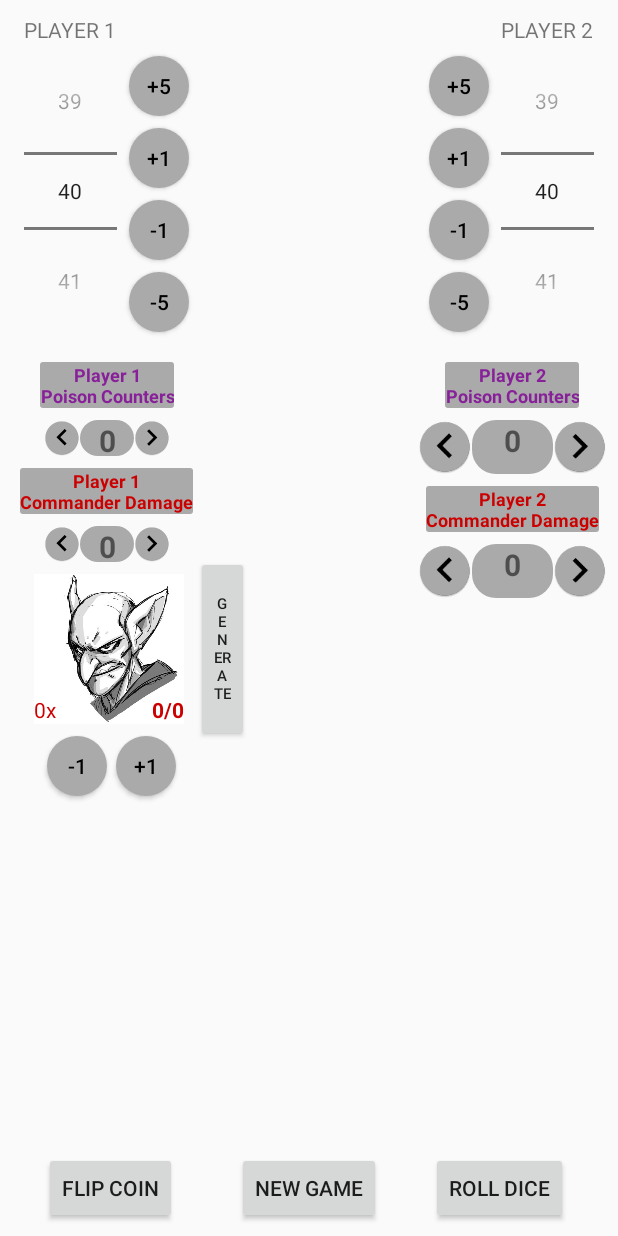
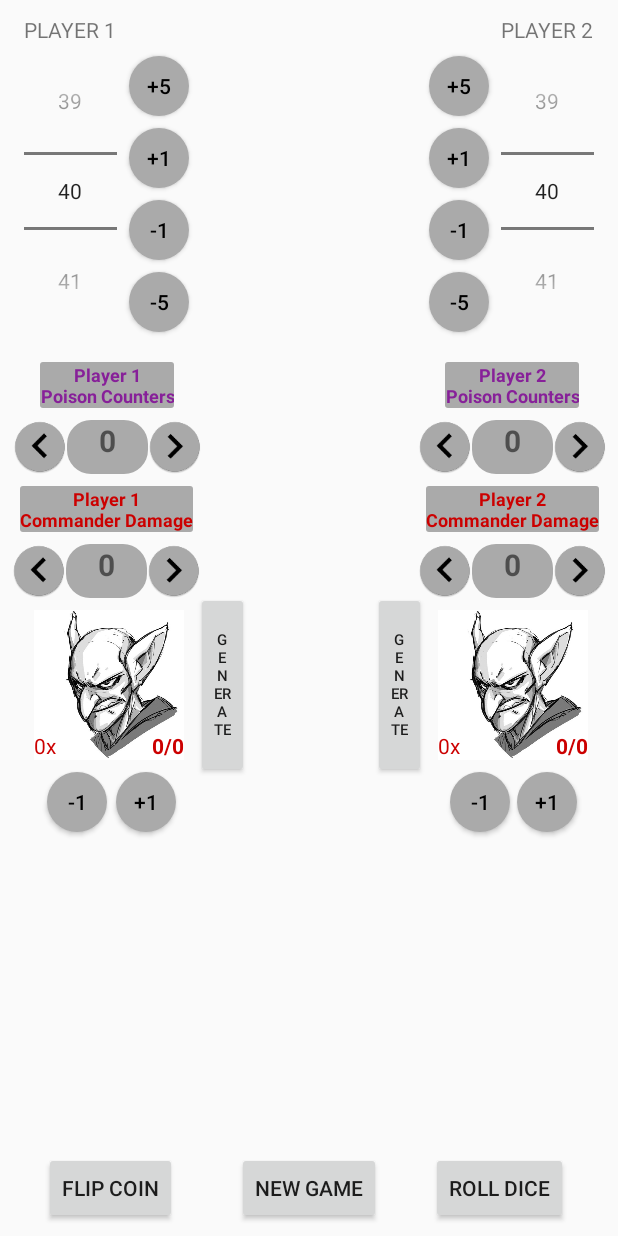
Before and after one commit to adiavishalom/AdisMTGLifeCounter, an Android app: the screen it shows after launch (MainActivity), on a phone screen of 412 x 824 dp. Run offline under Robolectric (Android 15) with nearby library versions, the phone set to English and light mode, and no system bars.

Commit message:
Manual Token Generation Finished

```diff
--- a/app/build.gradle
+++ b/app/build.gradle
@@ -14,8 +14,8 @@ android {
         applicationId "com.adiavishalom.adismtglifecounter"
         minSdkVersion 17
         targetSdkVersion 28
-        versionCode 2
-        versionName "1.0.1"
+        versionCode 3
+        versionName "1.0.2"
         testInstrumentationRunner "android.support.test.runner.AndroidJUnitRunner"
         signingConfig signingConfigs.config
     }
--- a/app/src/main/java/com/adiavishalom/adismtglifecounter/MainActivity.java
+++ b/app/src/main/java/com/adiavishalom/adismtglifecounter/MainActivity.java
@@ -35,10 +35,16 @@ public class MainActivity
     private TextView player1Poison, player2Poison;
     private ImageView player1CommanderLeft, player1CommanderRight, player2CommanderLeft, player2CommanderRight;
     private TextView player1Commander, player2Commander;
-    private TextView tokenCount, tokenStats;
-    private Button tokenChange, tokenOneUp, tokenOneDown;
-    private ImageView tokenImage;
-    private int tokenCountNumber;
+    private TextView player1TokenCount, player1TokenStats;
+    private Button player1TokenChange, player1TokenOneUp, player1TokenOneDown;
+    private ImageView tokenImage1;
+    private int player1TokenCountNumber;
+    public int playerNumber;
+    private TextView player2TokenCount, player2TokenStats;
+    private Button player2TokenChange, player2TokenOneUp, player2TokenOneDown;
+    private ImageView tokenImage2;
+    private int player2TokenCountNumber;
+
 
 
 
@@ -97,14 +103,23 @@ public class MainActivity
         player2CommanderLeft = findViewById(R.id.player2CommanderLeft);
         player2CommanderRight = findViewById(R.id.player2CommanderRight);
 
-        tokenCount = findViewById(R.id.tokenCount);
-        tokenCountNumber = 0;
-        tokenStats = findViewById(R.id.tokenStats);
-        tokenChange= findViewById(R.id.tokenChange);
-        tokenImage = findViewById(R.id.tokenImage);
-        tokenImage.setImageResource(R.drawable.token_goblin);
-        tokenOneUp= findViewById(R.id.tokenOneUp);
-        tokenOneDown=findViewById(R.id.tokenOneDown);
+        player1TokenCount = findViewById(R.id.player1TokenCount);
+        player1TokenCountNumber = 0;
+        player1TokenStats = findViewById(R.id.player1TokenStats);
+        player1TokenChange= findViewById(R.id.player1TokenChange);
+        tokenImage1 = findViewById(R.id.tokenImage1);
+        tokenImage1.setImageResource(R.drawable.token_goblin);
+        player1TokenOneUp= findViewById(R.id.player1TokenOneUp);
+        player1TokenOneDown=findViewById(R.id.player1TokenOneDown);
+
+        player2TokenCount = findViewById(R.id.player2TokenCount);
+        player2TokenCountNumber = 0;
+        player2TokenStats = findViewById(R.id.player2TokenStats);
+        player2TokenChange= findViewById(R.id.player2TokenChange);
+        tokenImage2 = findViewById(R.id.tokenImage2);
+        tokenImage2.setImageResource(R.drawable.token_goblin);
+        player2TokenOneUp= findViewById(R.id.player2TokenOneUp);
+        player2TokenOneDown=findViewById(R.id.player2TokenOneDown);
 
 
 
@@ -119,8 +134,8 @@ public class MainActivity
                 player2Poison.setText("0");
                 player1Commander.setText("0");
                 player2Commander.setText("0");
-                tokenCount.setText("0x");
-                tokenStats.setText("0/0");
+                player1TokenCount.setText("0x");
+                player1TokenStats.setText("0/0");
             }
         });
 
@@ -196,26 +211,27 @@ public class MainActivity
 
         //Commander Damage End
         //Token Buttons Start
-        tokenChange.setOnClickListener(new View.OnClickListener() {
+        player1TokenChange.setOnClickListener(new View.OnClickListener() {
             @Override
             public void onClick(View v) {
+                playerNumber = 1;
                 openTokenOptions();
             }
         });
 
-        tokenOneUp.setOnClickListener(new View.OnClickListener() {
+        player1TokenOneUp.setOnClickListener(new View.OnClickListener() {
             @Override
             public void onClick(View v) {
-                tokenCountNumber = CounterCheck(tokenCountNumber+1, 99, 0);
-                tokenCount.setText((tokenCountNumber) + "x");
+                player1TokenCountNumber = CounterCheck(player1TokenCountNumber+1, 99, 0);
+                player1TokenCount.setText((player1TokenCountNumber) + "x");
             }
         });
 
-        tokenOneDown.setOnClickListener(new View.OnClickListener() {
+        player1TokenOneDown.setOnClickListener(new View.OnClickListener() {
             @Override
             public void onClick(View v) {
-                tokenCountNumber = CounterCheck(tokenCountNumber-1, 99, 0);
-                tokenCount.setText((tokenCountNumber) + "x");
+                player1TokenCountNumber = CounterCheck(player1TokenCountNumber-1, 99, 0);
+                player1TokenCount.setText((player1TokenCountNumber) + "x");
             }
         });
         //PLAYER 1 BUTTONS END
@@ -292,6 +308,30 @@ public class MainActivity
         });
 
         //Commander Damage End
+        //Token Buttons Start
+        player2TokenChange.setOnClickListener(new View.OnClickListener() {
+            @Override
+            public void onClick(View v) {
+                playerNumber = 2;
+                openTokenOptions();
+            }
+        });
+
+        player2TokenOneUp.setOnClickListener(new View.OnClickListener() {
+            @Override
+            public void onClick(View v) {
+                player2TokenCountNumber = CounterCheck(player2TokenCountNumber+1, 99, 0);
+                player2TokenCount.setText((player2TokenCountNumber) + "x");
+            }
+        });
+
+        player2TokenOneDown.setOnClickListener(new View.OnClickListener() {
+            @Override
+            public void onClick(View v) {
+                player2TokenCountNumber = CounterCheck(player2TokenCountNumber-1, 99, 0);
+                player2TokenCount.setText((player2TokenCountNumber) + "x");
+            }
+        });
         //PLAYER 2 BUTTONS END
 
         //CHANGE ACTIVITY BUTTONS
@@ -360,19 +400,26 @@ public class MainActivity
     @Override
     public void applyGenerate(int amount, int power, int toughness)
     {
-//        int gained = amount-tokenCountNumber;
-//        if (tokenCountNumber<amount)
+//        int gained = amount-player1TokenCountNumber;
+//        if (player1TokenCountNumber<amount)
 //        {
 //            tokenHistory.setText("You gained " + gained + " tokens");
 //        }
-//        if (tokenCountNumber>amount)
+//        if (player1TokenCountNumber>amount)
 //        {
 //            tokenHistory.setText("You lost " + gained + " tokens");
 //        }
-        tokenStats.setText(power+"/"+toughness);
-        tokenCount.setText(amount + "x");
-        tokenCountNumber = amount;
+        if (playerNumber == 1){
+            player1TokenStats.setText(power+"/"+toughness);
+            player1TokenCount.setText(amount + "x");
+            player1TokenCountNumber = amount;
+        }
+        else if (playerNumber == 2){
+            player2TokenStats.setText(power+"/"+toughness);
+            player2TokenCount.setText(amount + "x");
+            player2TokenCountNumber = amount;
 
+        }
 //        textViewTokens.setText("You have, " + power + "/" + toughness + " tokens x" + amount);
     }
 
--- a/app/src/main/res/layout/activity_main.xml
+++ b/app/src/main/res/layout/activity_main.xml
@@ -7,6 +7,32 @@
     android:orientation="vertical"
     tools:context=".MainActivity">
 
+
+    <Button
+        android:id="@+id/player2TokenOneDown"
+        android:layout_width="40dp"
+        android:layout_height="40dp"
+        android:layout_marginStart="8dp"
+        android:layout_marginTop="8dp"
+        android:background="@drawable/circle_button"
+        android:text="-1"
+        android:textColor="@color/button_fade"
+        app:layout_constraintStart_toStartOf="@+id/tokenImage2"
+        app:layout_constraintTop_toBottomOf="@+id/tokenImage2" />
+
+    <Button
+        android:id="@+id/player2TokenOneUp"
+        android:layout_width="40dp"
+        android:layout_height="40dp"
+        android:layout_marginStart="5dp"
+        android:layout_marginTop="8dp"
+        android:layout_marginEnd="8dp"
+        android:background="@drawable/circle_button"
+        android:text="+1"
+        android:textColor="@color/button_fade"
+        app:layout_constraintEnd_toEndOf="@+id/tokenImage2"
+        app:layout_constraintStart_toEndOf="@+id/player2TokenOneDown"
+        app:layout_constraintTop_toBottomOf="@+id/tokenImage2" />
 
     <Button
         android:id="@+id/player2FiveUp"
@@ -135,7 +161,7 @@
         app:layout_constraintTop_toBottomOf="@+id/player1FiveUp" />
 
     <Button
-        android:id="@+id/tokenOneUp"
+        android:id="@+id/player1TokenOneUp"
         android:layout_width="40dp"
         android:layout_height="40dp"
         android:layout_marginTop="8dp"
@@ -143,8 +169,8 @@
         android:background="@drawable/circle_button"
         android:text="+1"
         android:textColor="@color/button_fade"
-        app:layout_constraintEnd_toEndOf="@+id/tokenImage"
-        app:layout_constraintTop_toBottomOf="@+id/tokenImage" />
+        app:layout_constraintEnd_toEndOf="@+id/tokenImage1"
+        app:layout_constraintTop_toBottomOf="@+id/tokenImage1" />
 
     <Button
         android:id="@+id/player1OneDown"
@@ -159,7 +185,7 @@
         app:layout_constraintTop_toBottomOf="@+id/player1OneUp" />
 
     <Button
-        android:id="@+id/tokenOneDown"
+        android:id="@+id/player1TokenOneDown"
         android:layout_width="40dp"
         android:layout_height="40dp"
         android:layout_marginStart="8dp"
@@ -168,14 +194,14 @@
         android:background="@drawable/circle_button"
         android:text="-1"
         android:textColor="@color/button_fade"
-        app:layout_constraintEnd_toStartOf="@+id/tokenOneUp"
-        app:layout_constraintStart_toStartOf="@+id/tokenImage"
-        app:layout_constraintTop_toBottomOf="@+id/tokenImage" />
+        app:layout_constraintEnd_toStartOf="@+id/player1TokenOneUp"
+        app:layout_constraintStart_toStartOf="@+id/tokenImage1"
+        app:layout_constraintTop_toBottomOf="@+id/tokenImage1" />
 
     <ImageView
         android:id="@+id/player1PoisonLeft"
-        android:layout_width="24dp"
-        android:layout_height="24dp"
+        android:layout_width="36dp"
+        android:layout_height="36dp"
         app:layout_constraintBottom_toBottomOf="@+id/player1Poison"
         app:layout_constraintEnd_toStartOf="@+id/player1Poison"
         app:layout_constraintTop_toTopOf="@+id/player1Poison"
@@ -183,8 +209,8 @@
 
     <ImageView
         android:id="@+id/player1PoisonRight"
-        android:layout_width="24dp"
-        android:layout_height="24dp"
+        android:layout_width="36dp"
+        android:layout_height="36dp"
         app:layout_constraintBottom_toBottomOf="@+id/player1Poison"
         app:layout_constraintStart_toEndOf="@+id/player1Poison"
         app:layout_constraintTop_toTopOf="@+id/player1Poison"
@@ -192,8 +218,8 @@
 
     <TextView
         android:id="@+id/player1Poison"
-        android:layout_width="36dp"
-        android:layout_height="24dp"
+        android:layout_width="54dp"
+        android:layout_height="36dp"
         android:layout_marginTop="8dp"
         android:background="@drawable/counter_horizontal"
         android:textAlignment="center"
@@ -317,8 +343,8 @@
 
     <TextView
         android:id="@+id/player1Commander"
-        android:layout_width="36dp"
-        android:layout_height="24dp"
+        android:layout_width="54dp"
+        android:layout_height="36dp"
         android:layout_marginTop="8dp"
         android:background="@drawable/counter_horizontal"
         android:textAlignment="center"
@@ -340,8 +366,8 @@
 
     <ImageView
         android:id="@+id/player1CommanderRight"
-        android:layout_width="24dp"
-        android:layout_height="24dp"
+        android:layout_width="36dp"
+        android:layout_height="36dp"
         app:layout_constraintBottom_toBottomOf="@+id/player1Commander"
         app:layout_constraintStart_toEndOf="@+id/player1Commander"
         app:layout_constraintTop_toTopOf="@+id/player1Commander"
@@ -359,8 +385,8 @@
 
     <ImageView
         android:id="@+id/player1CommanderLeft"
-        android:layout_width="24dp"
-        android:layout_height="24dp"
+        android:layout_width="36dp"
+        android:layout_height="36dp"
         app:layout_constraintBottom_toBottomOf="@+id/player1Commander"
         app:layout_constraintEnd_toStartOf="@+id/player1Commander"
         app:layout_constraintTop_toTopOf="@+id/player1Commander"
@@ -402,7 +428,7 @@
         app:layout_constraintTop_toTopOf="@+id/newGame" />
 
     <ImageView
-        android:id="@+id/tokenImage"
+        android:id="@+id/tokenImage1"
         android:layout_width="100dp"
         android:layout_height="100dp"
         android:layout_marginStart="8dp"
@@ -413,34 +439,74 @@
         app:layout_constraintTop_toBottomOf="@+id/player1Commander"
         tools:srcCompat="@drawable/token_goblin" />
 
+    <ImageView
+        android:id="@+id/tokenImage2"
+        android:layout_width="100dp"
+        android:layout_height="100dp"
+        android:layout_marginTop="8dp"
+        app:layout_constraintEnd_toEndOf="@+id/player2CommanderTitle"
+        app:layout_constraintStart_toStartOf="@+id/player2CommanderTitle"
+        app:layout_constraintTop_toBottomOf="@+id/player2Commander"
+        tools:srcCompat="@drawable/token_goblin" />
+
     <TextView
-        android:id="@+id/tokenStats"
+        android:id="@+id/player1TokenStats"
         android:layout_width="wrap_content"
         android:layout_height="wrap_content"
         android:text="0/0"
         android:textColor="#CC0000"
         android:textStyle="bold"
-        app:layout_constraintBottom_toBottomOf="@+id/tokenImage"
-        app:layout_constraintEnd_toEndOf="@+id/tokenImage" />
+        app:layout_constraintBottom_toBottomOf="@+id/tokenImage1"
+        app:layout_constraintEnd_toEndOf="@+id/tokenImage1" />
 
     <TextView
-        android:id="@+id/tokenCount"
+        android:id="@+id/player2TokenStats"
+        android:layout_width="wrap_content"
+        android:layout_height="wrap_content"
+        android:text="0/0"
+        android:textColor="#CC0000"
+        android:textStyle="bold"
+        app:layout_constraintBottom_toBottomOf="@+id/tokenImage2"
+        app:layout_constraintEnd_toEndOf="@+id/tokenImage2" />
+
+    <TextView
+        android:id="@+id/player1TokenCount"
         android:layout_width="wrap_content"
         android:layout_height="wrap_content"
         android:text="0x"
         android:textColor="#CC0000"
-        app:layout_constraintBottom_toBottomOf="@+id/tokenImage"
-        app:layout_constraintStart_toStartOf="@+id/tokenImage" />
+        app:layout_constraintBottom_toBottomOf="@+id/tokenImage1"
+        app:layout_constraintStart_toStartOf="@+id/tokenImage1" />
+
+    <TextView
+        android:id="@+id/player2TokenCount"
+        android:layout_width="wrap_content"
+        android:layout_height="wrap_content"
+        android:text="0x"
+        android:textColor="#CC0000"
+        app:layout_constraintBottom_toBottomOf="@+id/tokenImage2"
+        app:layout_constraintStart_toStartOf="@+id/tokenImage2" />
 
     <Button
-        android:id="@+id/tokenChange"
+        android:id="@+id/player1TokenChange"
         android:layout_width="35dp"
         android:layout_height="124dp"
         android:layout_marginStart="8dp"
         android:text="Generate"
         android:textSize="10sp"
-        app:layout_constraintBottom_toBottomOf="@+id/tokenImage"
-        app:layout_constraintStart_toEndOf="@+id/tokenImage"
-        app:layout_constraintTop_toTopOf="@+id/tokenImage" />
+        app:layout_constraintBottom_toBottomOf="@+id/tokenImage1"
+        app:layout_constraintStart_toEndOf="@+id/tokenImage1"
+        app:layout_constraintTop_toTopOf="@+id/tokenImage1" />
+
+    <Button
+        android:id="@+id/player2TokenChange"
+        android:layout_width="35dp"
+        android:layout_height="124dp"
+        android:layout_marginEnd="8dp"
+        android:text="Generate"
+        android:textSize="10sp"
+        app:layout_constraintBottom_toBottomOf="@+id/tokenImage2"
+        app:layout_constraintEnd_toStartOf="@+id/tokenImage2"
+        app:layout_constraintTop_toTopOf="@+id/tokenImage2" />
 
 </android.support.constraint.ConstraintLayout>
```
Also changed, not shown: 2 other files.
